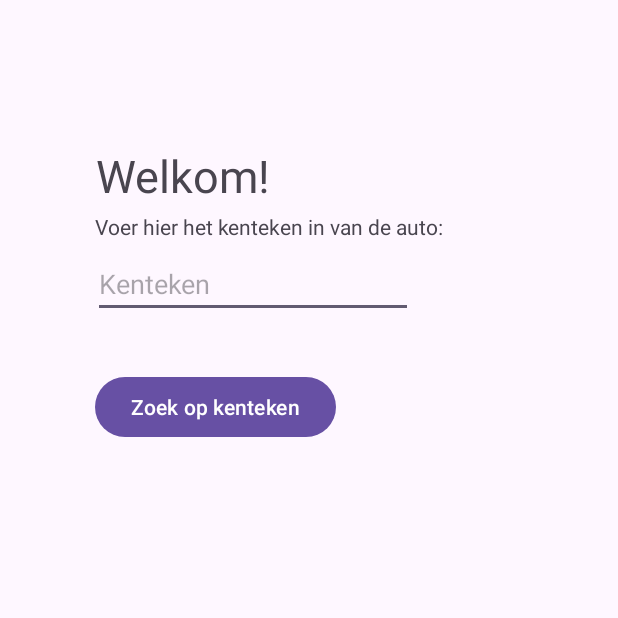
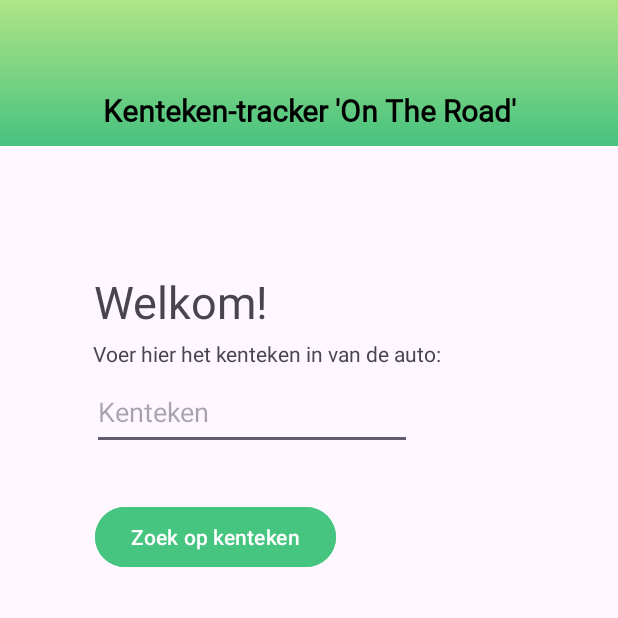
Before and after one commit to NathanGrs00/taxicompany-on-the-road, an Android app: the screen it shows after launch (MainActivity), on a phone screen of 412 x 824 dp, the top half of it. Run offline under Robolectric (Android 15) with nearby library versions, the phone set to English and light mode, and no system bars.

Commit message:
Refactor UI layout and gradient background
- Removed unnecessary gradient item in `gradient.xml`
- Updated `activity_main.xml`:
  - Added a new header with a gradient background
  - Reorganized and renamed UI elements for clarity
  - Styled the "Zoek op kenteken" button with a green background
  - Adjusted constraints and text appearance for better layout

```diff
--- /dev/null
+++ b/app/src/main/res/drawable/gradient.xml
@@ -0,0 +1,11 @@
+<layer-list xmlns:android="http://schemas.android.com/apk/res/android">
+    <item>
+        <shape android:shape="rectangle">
+            <gradient
+                android:angle="270"
+                android:startColor="#AFE587"
+                android:endColor="#47C27F"
+                android:type="linear"/>
+        </shape>
+    </item>
+</layer-list>
--- a/app/src/main/res/layout/activity_main.xml
+++ b/app/src/main/res/layout/activity_main.xml
@@ -1,5 +1,6 @@
 <?xml version="1.0" encoding="utf-8"?>
-<androidx.constraintlayout.widget.ConstraintLayout xmlns:android="http://schemas.android.com/apk/res/android"
+<androidx.constraintlayout.widget.ConstraintLayout
+    xmlns:android="http://schemas.android.com/apk/res/android"
     xmlns:app="http://schemas.android.com/apk/res-auto"
     xmlns:tools="http://schemas.android.com/tools"
     android:id="@+id/main"
@@ -8,30 +9,33 @@
     tools:context=".MainActivity">
 
     <TextView
-        android:id="@+id/vraagKentekenLabel"
-        android:layout_width="242dp"
-        android:layout_height="22dp"
-        android:text="Voer hier het kenteken in van de auto:"
+        android:id="@+id/headerText"
+        android:layout_width="match_parent"
+        android:layout_height="wrap_content"
+        android:background="@drawable/gradient"
+        android:fontFamily="@font/inter_bold"
+        android:gravity="center"
+        android:paddingTop="60dp"
+        android:paddingBottom="10dp"
+        android:text="Kenteken-tracker 'On The Road'"
+        android:textColor="@android:color/black"
+        android:textSize="20sp"
+        android:textStyle="bold"
+        app:layout_constraintEnd_toEndOf="parent"
+        app:layout_constraintStart_toStartOf="parent"
+        app:layout_constraintTop_toTopOf="parent" />
+
+    <TextView
+        android:id="@+id/autoGegevensText"
+        android:layout_width="wrap_content"
+        android:layout_height="wrap_content"
+        android:text=""
         app:layout_constraintBottom_toBottomOf="parent"
         app:layout_constraintEnd_toEndOf="parent"
-        app:layout_constraintHorizontal_bias="0.372"
+        app:layout_constraintHorizontal_bias="0.153"
         app:layout_constraintStart_toStartOf="parent"
         app:layout_constraintTop_toTopOf="parent"
-        app:layout_constraintVertical_bias="0.176" />
-
-    <Button
-        android:id="@+id/verzendKentekenKnop"
-        android:layout_width="wrap_content"
-        android:layout_height="wrap_content"
-        android:layout_marginStart="63dp"
-        android:layout_marginEnd="258dp"
-        android:text="Zoek op kenteken"
-        app:layout_constraintBottom_toBottomOf="parent"
-        app:layout_constraintEnd_toEndOf="parent"
-        app:layout_constraintHorizontal_bias="0.0"
-        app:layout_constraintStart_toStartOf="parent"
-        app:layout_constraintTop_toTopOf="parent"
-        app:layout_constraintVertical_bias="0.319" />
+        app:layout_constraintVertical_bias="0.564" />
 
     <TextView
         android:id="@+id/welkomTitel"
@@ -41,35 +45,48 @@
         android:textSize="30sp"
         app:layout_constraintBottom_toBottomOf="parent"
         app:layout_constraintEnd_toEndOf="parent"
-        app:layout_constraintHorizontal_bias="0.217"
+        app:layout_constraintHorizontal_bias="0.213"
         app:layout_constraintStart_toStartOf="parent"
         app:layout_constraintTop_toTopOf="parent"
-        app:layout_constraintVertical_bias="0.123" />
-
-    <TextView
-        android:id="@+id/autoGegevensText"
-        android:layout_width="wrap_content"
-        android:layout_height="wrap_content"
-        android:text=""
-        app:layout_constraintBottom_toBottomOf="parent"
-        app:layout_constraintEnd_toEndOf="parent"
-        app:layout_constraintHorizontal_bias="0.181"
-        app:layout_constraintStart_toStartOf="parent"
-        app:layout_constraintTop_toTopOf="parent"
-        app:layout_constraintVertical_bias="0.46" />
+        app:layout_constraintVertical_bias="0.231" />
 
     <EditText
         android:id="@+id/kentekenInvoer"
         android:layout_width="wrap_content"
-        android:layout_height="wrap_content"
+        android:layout_height="50dp"
         android:ems="10"
         android:hint="Kenteken"
         android:inputType="text"
         app:layout_constraintBottom_toBottomOf="parent"
         app:layout_constraintEnd_toEndOf="parent"
-        app:layout_constraintHorizontal_bias="0.313"
+        app:layout_constraintHorizontal_bias="0.308"
         app:layout_constraintStart_toStartOf="parent"
         app:layout_constraintTop_toTopOf="parent"
-        app:layout_constraintVertical_bias="0.214" />
+        app:layout_constraintVertical_bias="0.323" />
+
+    <TextView
+        android:id="@+id/vraagKentekenLabel"
+        android:layout_width="242dp"
+        android:layout_height="22dp"
+        android:text="Voer hier het kenteken in van de auto:"
+        app:layout_constraintBottom_toBottomOf="parent"
+        app:layout_constraintEnd_toEndOf="parent"
+        app:layout_constraintHorizontal_bias="0.366"
+        app:layout_constraintStart_toStartOf="parent"
+        app:layout_constraintTop_toTopOf="parent"
+        app:layout_constraintVertical_bias="0.282" />
+
+    <Button
+        android:id="@+id/verzendKentekenKnop"
+        android:layout_width="wrap_content"
+        android:layout_height="wrap_content"
+        android:backgroundTint="#46C580"
+        android:text="Zoek op kenteken"
+        app:layout_constraintBottom_toBottomOf="parent"
+        app:layout_constraintEnd_toEndOf="parent"
+        app:layout_constraintHorizontal_bias="0.252"
+        app:layout_constraintStart_toStartOf="parent"
+        app:layout_constraintTop_toTopOf="parent"
+        app:layout_constraintVertical_bias="0.43" />
 
 </androidx.constraintlayout.widget.ConstraintLayout>
```
Also changed, not shown: 1 other file.
